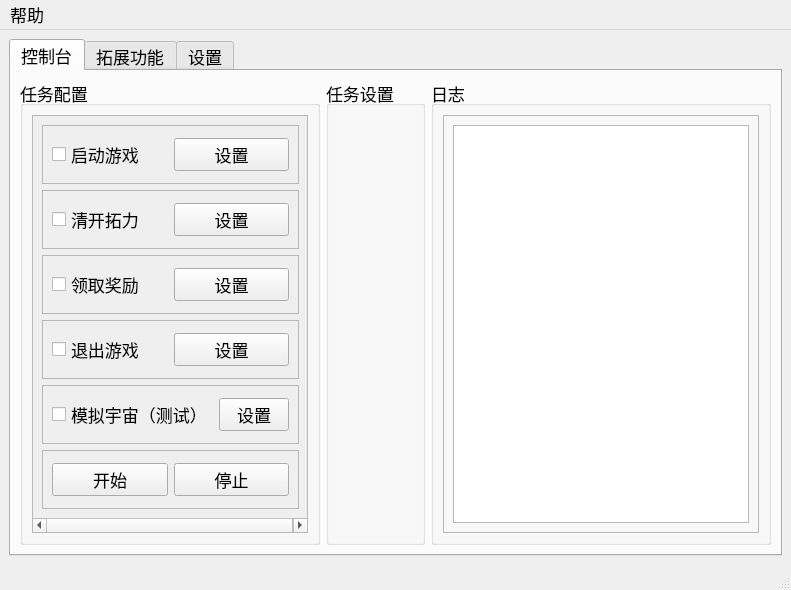
First picture: the form in res/ui/main.ui, repository Shasnow/StarRailAssistant, before the edit.
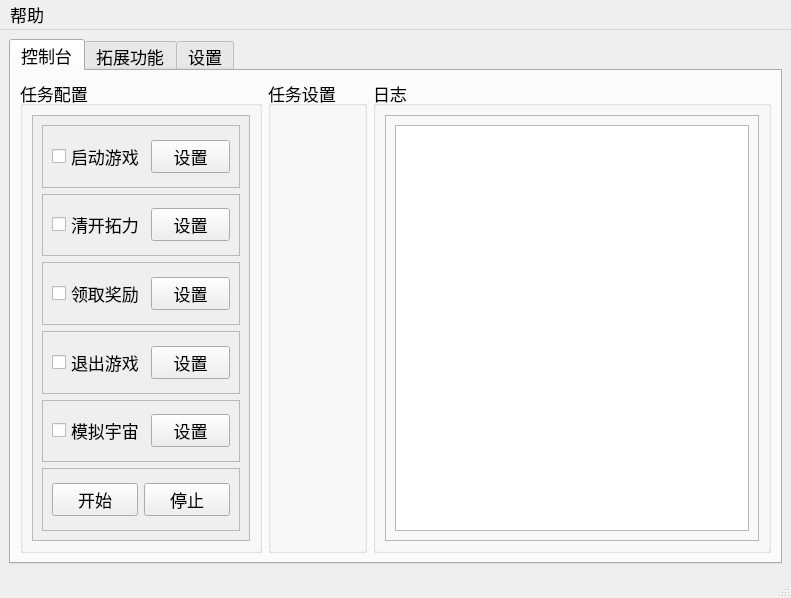
Second picture: the form after the edit.

```diff
--- a/res/ui/main.ui
+++ b/res/ui/main.ui
@@ -7,7 +7,7 @@
     <x>0</x>
     <y>0</y>
     <width>791</width>
-    <height>590</height>
+    <height>598</height>
    </rect>
   </property>
   <property name="font">
@@ -40,13 +40,13 @@
           </property>
           <property name="minimumSize">
            <size>
-            <width>300</width>
+            <width>242</width>
             <height>0</height>
            </size>
           </property>
           <property name="maximumSize">
            <size>
-            <width>300</width>
+            <width>242</width>
             <height>16777215</height>
            </size>
           </property>
@@ -70,8 +70,8 @@
                <rect>
                 <x>0</x>
                 <y>0</y>
-                <width>278</width>
-                <height>418</height>
+                <width>220</width>
+                <height>426</height>
                </rect>
               </property>
               <layout class="QVBoxLayout" name="verticalLayout_6">
@@ -248,7 +248,7 @@
                      </size>
                     </property>
                     <property name="text">
-                     <string>模拟宇宙（测试）</string>
+                     <string>模拟宇宙</string>
                     </property>
                    </widget>
                   </item>
```
Left out of the diff: 2 changed lines with no effect on the pictures.
